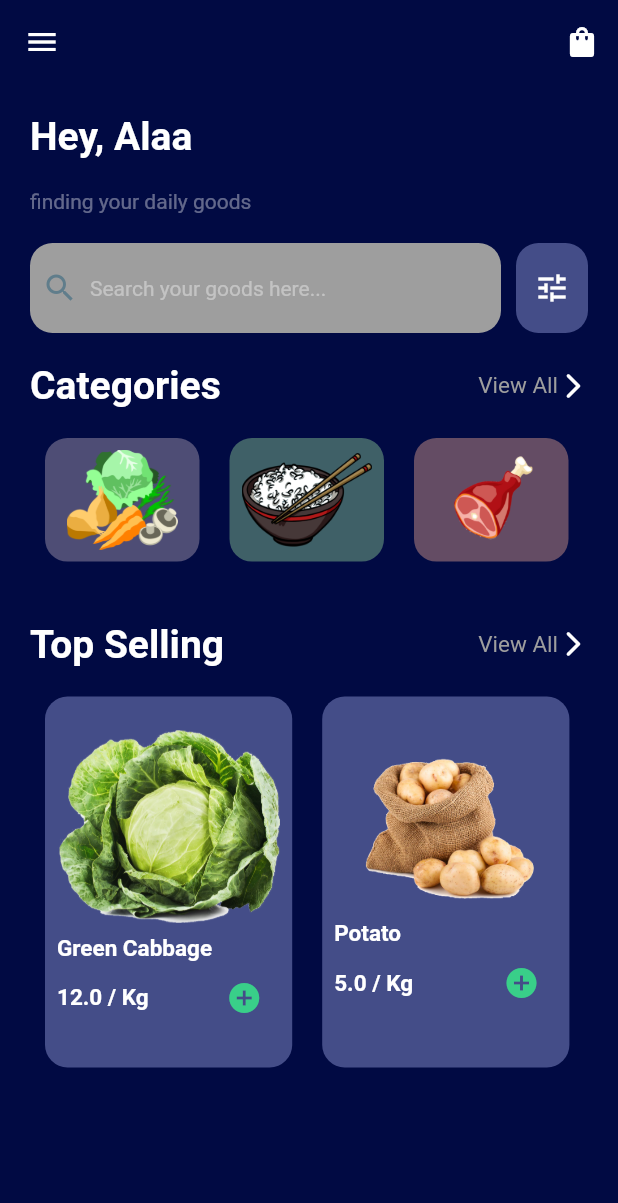
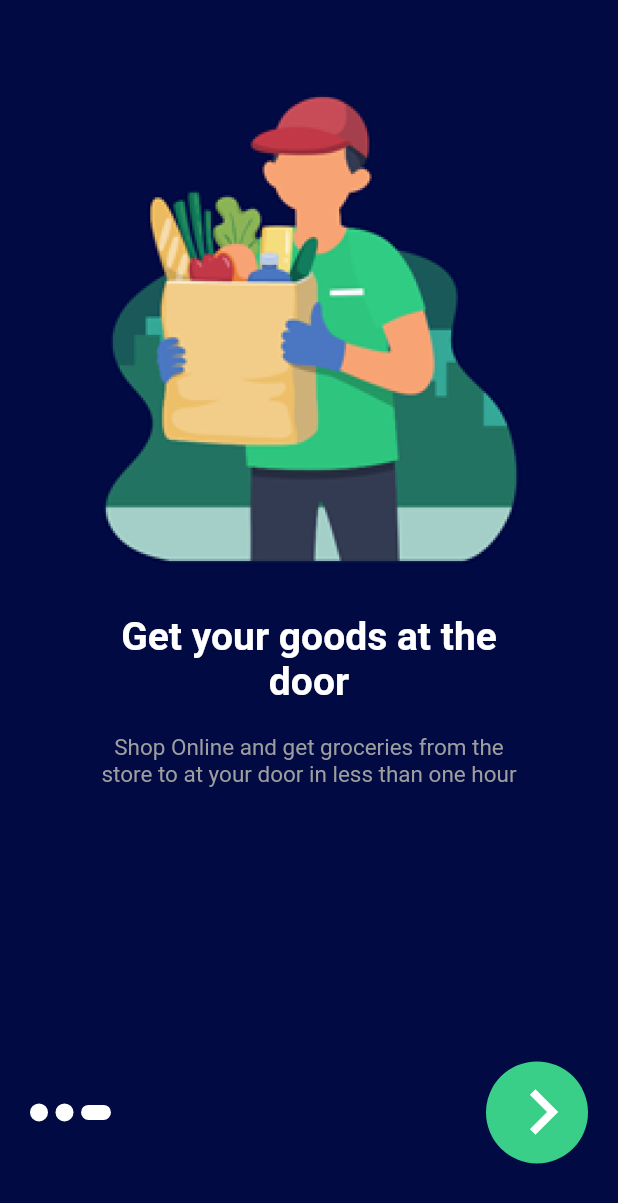
Before and after one commit to AlaaElsweedy/FoodMarketUI, a Flutter app: the screen it shows after launch, on a phone screen of 412 x 824 dp. Shown: the top 1203 px of the screen. Run offline on Flutter 3.47's test engine with Material 2 defaults, Android fonts, the phone set to English and light mode, and no system bars.

Commit message:
finish onBoarding screen

```diff
--- a/lib/main.dart
+++ b/lib/main.dart
@@ -1,6 +1,7 @@
 import 'package:flutter/material.dart';
 import 'package:food_ui/models/data.dart';
 import 'package:food_ui/screens/home_screen.dart';
+import 'package:food_ui/screens/onBordingScreen.dart';
 
 main() => runApp(MyApp());
 
@@ -13,7 +14,10 @@ class MyApp extends StatelessWidget {
         primaryColor: Colors.blue,
         scaffoldBackgroundColor: backgroundColor,
       ),
-      home: HomeScreen(),
+      routes: {
+        '/': (context) => OnBoardingScreen(),
+        'home': (context) => HomeScreen(),
+      },
     );
   }
 }
--- /dev/null
+++ b/lib/screens/onBordingScreen.dart
@@ -0,0 +1,94 @@
+import 'package:flutter/cupertino.dart';
+import 'package:flutter/material.dart';
+import 'package:flutter/widgets.dart';
+import 'package:food_ui/models/data.dart';
+
+class OnBoardingScreen extends StatelessWidget {
+  @override
+  Widget build(BuildContext context) {
+    var size = MediaQuery.of(context).size;
+    return Scaffold(
+      backgroundColor: backgroundColor,
+      body: Column(
+        children: [
+          Padding(
+            padding: const EdgeInsets.symmetric(horizontal: 60),
+            child: Container(
+              height: size.height * 0.8,
+              child: Column(
+                crossAxisAlignment: CrossAxisAlignment.end,
+                children: [
+                  Padding(
+                    padding: const EdgeInsets.only(top: 60),
+                    child: Image.asset(
+                      "assets/images/intro_image.png",
+                      height: size.height * 0.4,
+                    ),
+                  ),
+                  SizedBox(height: 20),
+                  Text(
+                    "Get your goods at the door",
+                    style: header,
+                    textAlign: TextAlign.center,
+                  ),
+                  SizedBox(height: 20),
+                  Text(
+                    "Shop Online and get groceries from the store to at your door in less than one hour",
+                    style: smallText,
+                    textAlign: TextAlign.center,
+                  ),
+                ],
+              ),
+            ),
+          ),
+          Container(
+            margin: EdgeInsets.symmetric(horizontal: 20),
+            height: size.height * 0.2,
+            child: Row(
+              mainAxisAlignment: MainAxisAlignment.spaceBetween,
+              children: [
+                Row(
+                  children: [
+                    CircleAvatar(radius: 6, backgroundColor: Colors.white),
+                    SizedBox(width: 5),
+                    CircleAvatar(radius: 6, backgroundColor: Colors.white),
+                    SizedBox(width: 5),
+                    Container(
+                      height: 10,
+                      width: 20,
+                      decoration: BoxDecoration(
+                        color: Colors.white,
+                        borderRadius: BorderRadius.circular(50),
+                      ),
+                    ),
+                  ],
+                ),
+                Row(
+                  children: [
+                    Container(
+                      padding: EdgeInsets.only(right: 20),
+                      height: size.height * 0.1,
+                      decoration: BoxDecoration(
+                        shape: BoxShape.circle,
+                        color: primaryColor,
+                      ),
+                      child: IconButton(
+                          icon: Icon(
+                            Icons.navigate_next,
+                            color: Colors.white,
+                            size: 60,
+                          ),
+                          onPressed: () {
+                            Navigator.of(context).pushNamed("home");
+                          }),
+                    ),
+                  ],
+                ),
+              ],
+            ),
+          ),
+        ],
+      ),
+    );
+  }
+}
```
